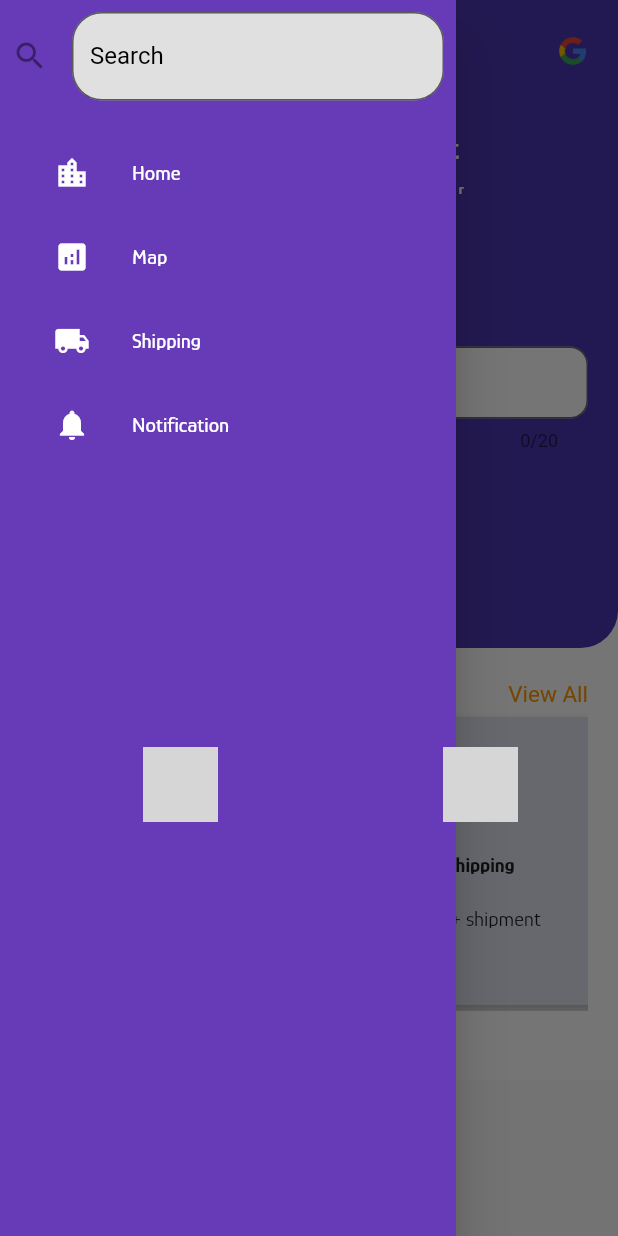
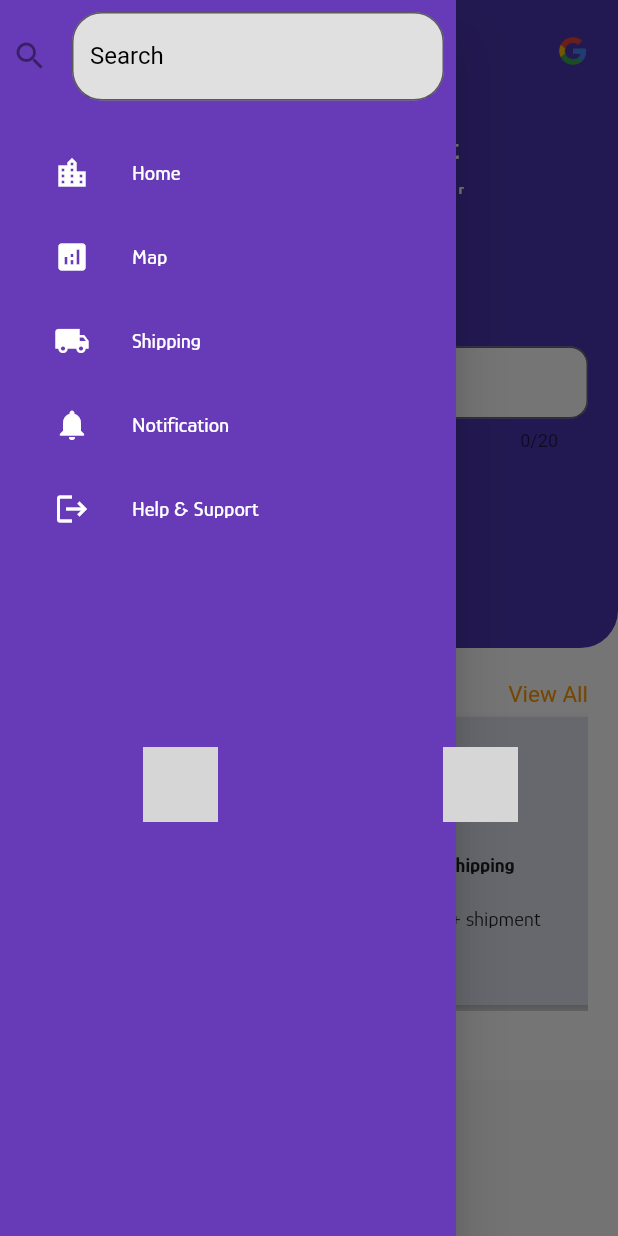
Before and after one commit to SaminYeaser/Courier-Application-UI, a Flutter app: the Home screen opened by its route, with the side drawer open, on a phone screen of 412 x 824 dp. Run offline on Flutter 3.47's test engine with Material 2 defaults, Android fonts, the light colour scheme and no system bars; our stand-ins replace carousel_slider, flutter_map, get, latlong2, percent_indicator; grey boxes are pictures that could not be loaded.

Commit message:
done and dusted(2)

```diff
--- a/lib/components/drawerComponent/drawerList.dart
+++ b/lib/components/drawerComponent/drawerList.dart
@@ -2,6 +2,7 @@ import 'package:courierui/screens/home.dart';
 import 'package:courierui/screens/map.dart';
 import 'package:courierui/screens/notificationScreen.dart';
 import 'package:courierui/screens/profileSection.dart';
+import 'package:courierui/screens/welcomePage.dart';
 import 'package:flutter/cupertino.dart';
 import 'package:flutter/material.dart';
 import 'package:get/get_core/src/get_main.dart';
@@ -93,12 +94,17 @@ List<Widget> allListi = [
   //   ),
   //   name: 'Setting',
   // ),
-  // CustomMenuList(
-  //   icon: IconButton(
-  //     icon: Icon(Icons.help),
-  //     onPressed: () {},
-  //     color: Colors.white,
-  //   ),
-  //   name: 'Help & Support',
-  // ),
+  CustomMenuList(
+    icon: IconButton(
+      icon: Icon(Icons.logout),
+      onPressed: () {
+        Get.to(WelcomePage());
+      },
+      color: Colors.white,
+    ),
+    name: 'Help & Support',
+    ontap: () {
+      Get.to(WelcomePage());
+    },
+  ),
 ];
```
